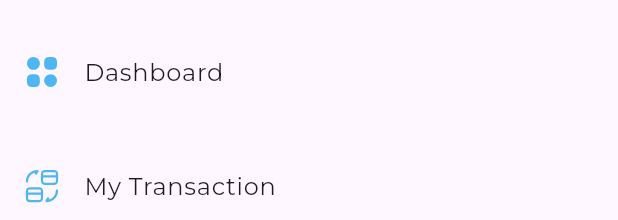
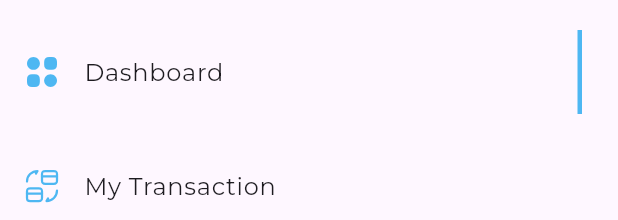
Before and after one commit to A7mednage71/Responsive_DashBoard, a Flutter app: the DrawerItemsListView widget shown alone on an empty page, opened directly, on a phone screen of 412 x 824 dp. Shown: the top 220 px of the screen. Run offline on Flutter 3.47's test engine with Material 3 defaults, Android fonts, the phone set to English and light mode, and no system bars; our stand-ins replace flutter_svg, google_fonts.

Commit message:
refactor draweritem to activedraweritem and inactivedraweritem

```diff
--- /dev/null
+++ b/lib/widgets/active_drawer_item.dart
@@ -0,0 +1,24 @@
+import 'package:flutter/material.dart';
+import 'package:flutter_svg/svg.dart';
+import 'package:nag/models/drawer_model.dart';
+
+class ActiveDrawerItem extends StatelessWidget {
+  const ActiveDrawerItem({
+    super.key,
+    required this.model,
+  });
+
+  final DrawerItemModel model;
+
+  @override
+  Widget build(BuildContext context) {
+    return ListTile(
+      leading: SvgPicture.asset(model.image),
+      title: Text(model.title),
+      trailing: Container(
+        width: 3,
+        color: const Color(0xff4EB7F2),
+      ),
+    );
+  }
+}
--- a/lib/widgets/drawer_item.dart
+++ b/lib/widgets/drawer_item.dart
@@ -1,15 +1,16 @@
 import 'package:flutter/material.dart';
-import 'package:flutter_svg/flutter_svg.dart';
 import 'package:nag/models/drawer_model.dart';
+import 'package:nag/widgets/active_drawer_item.dart';
+import 'package:nag/widgets/inactive_draweritem.dart';
 
 class DrawerItem extends StatelessWidget {
-  const DrawerItem({super.key, required this.model});
+  const DrawerItem({super.key, required this.model, required this.iSactive});
   final DrawerItemModel model;
+  final bool iSactive;
   @override
   Widget build(BuildContext context) {
-    return ListTile(
-      leading: SvgPicture.asset(model.image),
-      title: Text(model.title),
-    );
+    return iSactive
+        ? ActiveDrawerItem(model: model)
+        : InactiveDrawerItem(model: model);
   }
 }
--- a/lib/widgets/drawer_items_listview.dart
+++ b/lib/widgets/drawer_items_listview.dart
@@ -34,14 +34,15 @@ class _DrawerItemsListViewState extends State<DrawerItemsListView> {
             if (active != index) {
               setState(() {
                 active = index;
+                debugPrint("$active");
               });
             }
-            debugPrint("$active");
           },
           child: Padding(
             padding: const EdgeInsets.only(top: 20),
             child: DrawerItem(
               model: drawerItems[index],
+              iSactive: active == index,
             ),
           ),
         );
--- /dev/null
+++ b/lib/widgets/inactive_draweritem.dart
@@ -0,0 +1,20 @@
+import 'package:flutter/material.dart';
+import 'package:flutter_svg/svg.dart';
+import 'package:nag/models/drawer_model.dart';
+
+class InactiveDrawerItem extends StatelessWidget {
+  const InactiveDrawerItem({
+    super.key,
+    required this.model,
+  });
+
+  final DrawerItemModel model;
+
+  @override
+  Widget build(BuildContext context) {
+    return ListTile(
+      leading: SvgPicture.asset(model.image),
+      title: Text(model.title),
+    );
+  }
+}
```
